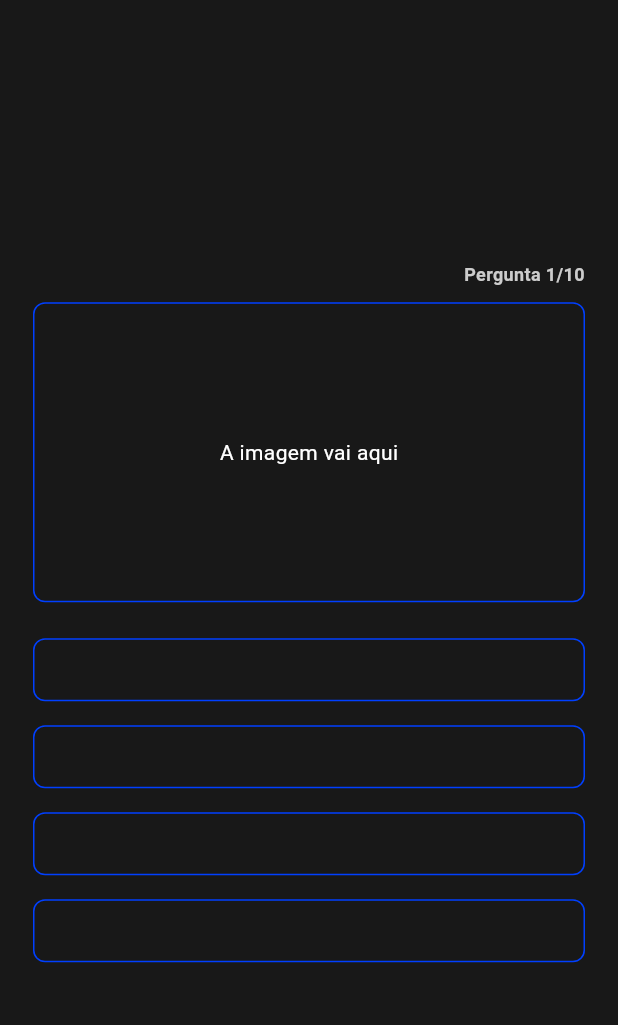
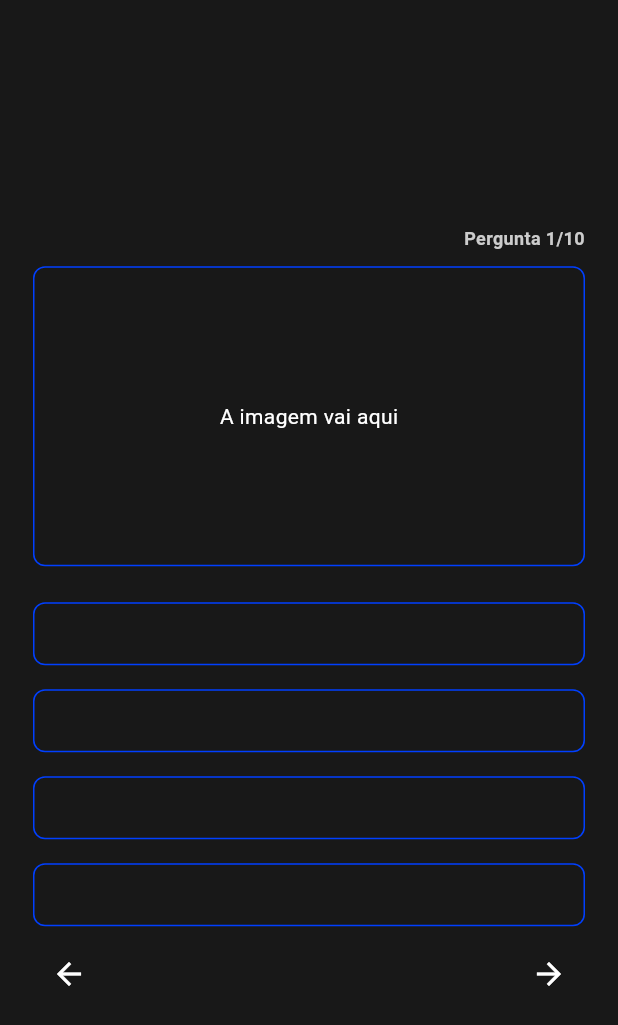
Before and after one commit to dugabrielle/flutter_quiz, a Flutter app: the screen it shows after launch, on a phone screen of 412 x 824 dp. Shown: the top 1025 px of the screen. Run offline on Flutter 3.47's test engine with Material 3 defaults, Android fonts, the light colour scheme and no system bars; our stand-ins replace google_fonts, shimmer.

Commit message:
add arrow back

```diff
--- a/lib/src/ui/pages/quizpage.dart
+++ b/lib/src/ui/pages/quizpage.dart
@@ -79,6 +79,27 @@ class _QuizPageState extends State<QuizPage> {
                                 onTap: () {},
                                 isCorrect: false,
                               ),
+                              Row(
+                                mainAxisAlignment:
+                                    MainAxisAlignment.spaceBetween,
+                                children: [
+                                  IconButton(
+                                    onPressed: () {},
+                                    icon: Icon(
+                                      Icons.arrow_back,
+                                      color: Colors.white,
+                                    ),
+                                  ),
+
+                                  IconButton(
+                                    onPressed: () {},
+                                    icon: Icon(
+                                      Icons.arrow_forward,
+                                      color: Colors.white,
+                                    ),
+                                  ),
+                                ],
+                              ),
                             ],
                           ),
                         ),
@@ -118,7 +139,9 @@ class _NeonButtonState extends State<NeonButton> {
 
   @override
   Widget build(BuildContext context) {
-    return GestureDetector(
+    return MouseRegion(
+      cursor: SystemMouseCursors.click,
+      child: GestureDetector(
         onTap: widget.onTap,
         child: Container(
           width: double.infinity,
@@ -129,6 +152,7 @@ class _NeonButtonState extends State<NeonButton> {
             borderRadius: BorderRadius.circular(8),
           ),
         ),
+      ),
     );
   }
 }
```
Lines whose indentation alone changed are shown as unchanged.
